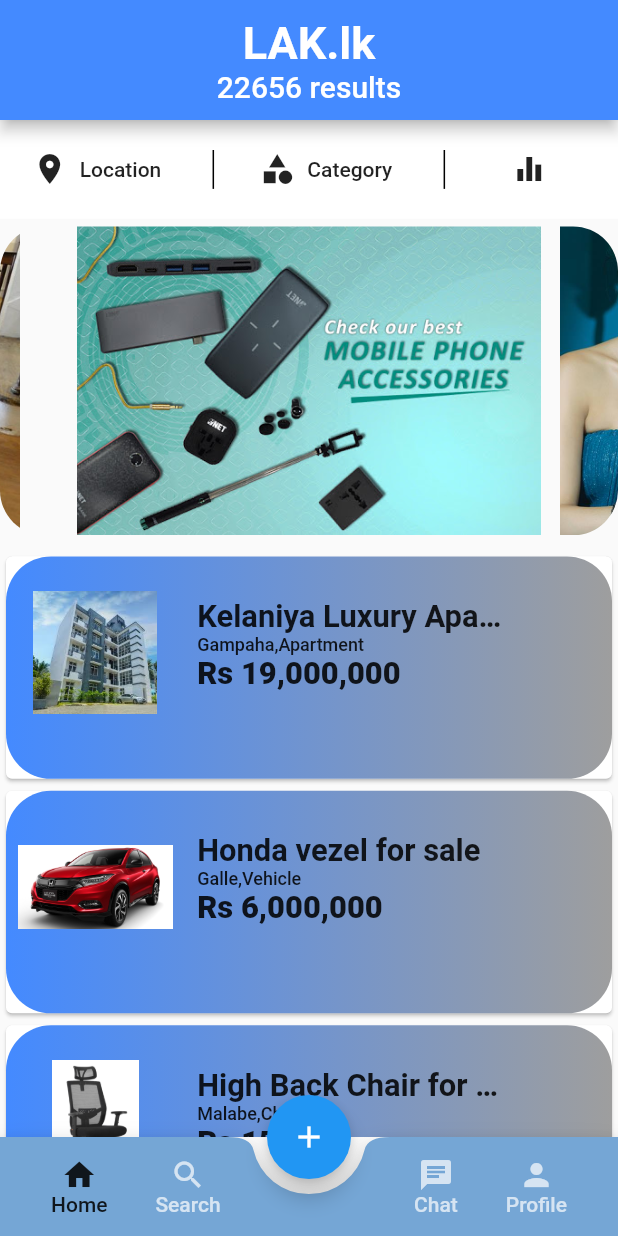
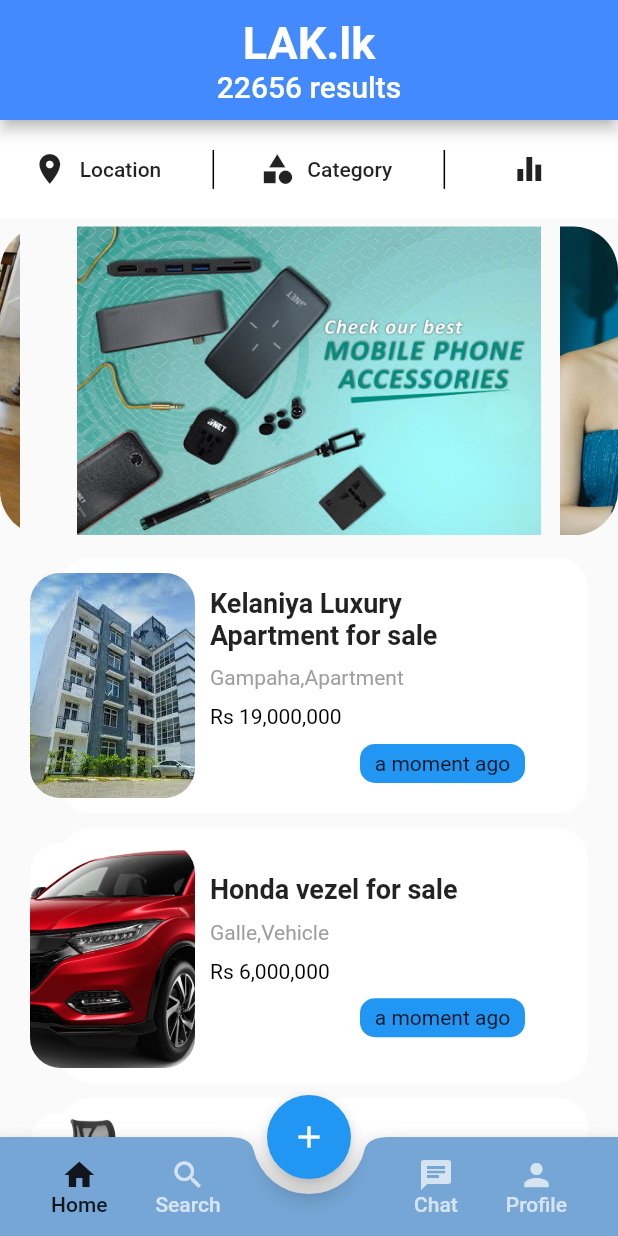
Before and after one commit to hrathnapala/UEEE_Lak, a Flutter app: the screen it shows after launch, on a phone screen of 412 x 824 dp. Run offline on Flutter 3.47's test engine with Material 2 defaults, Android fonts, the phone set to English and light mode, and no system bars; drawn by our look-alikes of carousel_slider.

Commit message:
homepage list view redesigned

```diff
--- a/lib/src/screens/home.dart
+++ b/lib/src/screens/home.dart
@@ -185,73 +185,160 @@ class EachList extends StatelessWidget {
   EachList(this.name, this.location, this.price, this.photo);
   @override
   Widget build(BuildContext context) {
-    return new Card(
-      child: new Container(
+    // return new Card(
+    //   child: new Container(
+    //     decoration: BoxDecoration(
+    //       borderRadius: new BorderRadius.only(
+    //           topLeft: const Radius.circular(30.0),
+    //           topRight: const Radius.circular(30.0),
+    //           bottomLeft: const Radius.circular(30.0),
+    //           bottomRight: const Radius.circular(30.0)),
+    //       gradient: new LinearGradient(
+    //           colors: [Colors.grey, Colors.blueAccent],
+    //           begin: Alignment.centerRight,
+    //           end: Alignment.centerLeft),
+    //     ),
+    //     height: MediaQuery.of(context).size.height * 0.18,
+    //     width: MediaQuery.of(context).size.width,
+    //     padding: EdgeInsets.all(8.0),
+    //     child: new Row(
+    //       mainAxisAlignment: MainAxisAlignment.start,
+    //       crossAxisAlignment: CrossAxisAlignment.start,
+    //       children: <Widget>[
+    //         Padding(
+    //           padding: const EdgeInsets.symmetric(vertical: 15.0),
+    //           child: Image.asset(
+    //             photo,
+    //             height: MediaQuery.of(context).size.height * 0.1,
+    //             width: MediaQuery.of(context).size.width * 0.25,
+    //           ),
+    //         ),
+    //         new Padding(
+    //             padding: EdgeInsets.only(
+    //                 right: MediaQuery.of(context).size.width * 0.04)),
+    //         Padding(
+    //           padding: const EdgeInsets.symmetric(vertical: 20.0),
+    //           child: Container(
+    //             width: MediaQuery.of(context).size.width * 0.5,
+    //             height: MediaQuery.of(context).size.height * 0.1,
+    //             child: Column(
+    //               mainAxisAlignment: MainAxisAlignment.start,
+    //               crossAxisAlignment: CrossAxisAlignment.start,
+    //               children: [
+    //                 new Text(
+    //                   name,
+    //                   style: TextStyle(
+    //                       fontSize: MediaQuery.of(context).size.height * 0.025,
+    //                       fontWeight: FontWeight.bold),
+    //                   overflow: TextOverflow.ellipsis,
+    //                 ),
+    //                 new Text(
+    //                   location,
+    //                   style:
+    //                       TextStyle(fontSize: 12, fontWeight: FontWeight.w500),
+    //                   overflow: TextOverflow.ellipsis,
+    //                 ),
+    //                 new Text(
+    //                   price,
+    //                   overflow: TextOverflow.ellipsis,
+    //                   style: TextStyle(
+    //                       fontSize: MediaQuery.of(context).size.height * 0.025,
+    //                       fontWeight: FontWeight.w900),
+    //                 ),
+    //               ],
+    //             ),
+    //           ),
+    //         )
+    //       ],
+    //     ),
+    //   ),
+    // );
+    return Stack(
+      children: <Widget>[
+        Container(
+          margin: EdgeInsets.fromLTRB(40.0, 5.0, 20.0, 5.0),
+          height: 170.0,
+          width: double.infinity,
           decoration: BoxDecoration(
-          borderRadius: new BorderRadius.only(
-              topLeft: const Radius.circular(30.0),
-              topRight: const Radius.circular(30.0),
-              bottomLeft: const Radius.circular(30.0),
-              bottomRight: const Radius.circular(30.0)),
-          gradient: new LinearGradient(
-              colors: [Colors.grey, Colors.blueAccent],
-              begin: Alignment.centerRight,
-              end: Alignment.centerLeft),
+            color: Colors.white,
+            borderRadius: BorderRadius.circular(20.0),
           ),
-        height: MediaQuery.of(context).size.height * 0.18,
-        width: MediaQuery.of(context).size.width,
-        padding: EdgeInsets.all(8.0),
-        child: new Row(
-          mainAxisAlignment: MainAxisAlignment.start,
+          child: Padding(
+            padding: EdgeInsets.fromLTRB(100.0, 20.0, 20.0, 20.0),
+            child: Column(
+              mainAxisAlignment: MainAxisAlignment.center,
               crossAxisAlignment: CrossAxisAlignment.start,
               children: <Widget>[
-            Padding(
-              padding: const EdgeInsets.symmetric(vertical: 15.0),
-              child: Image.asset(
-                photo,
-                height: MediaQuery.of(context).size.height * 0.1,
-                width: MediaQuery.of(context).size.width * 0.25,
-              ),
-            ),
-            new Padding(
-                padding: EdgeInsets.only(
-                    right: MediaQuery.of(context).size.width * 0.04)),
-            Padding(
-              padding: const EdgeInsets.symmetric(vertical: 20.0),
-              child: Container(
-                width: MediaQuery.of(context).size.width * 0.5,
-                height: MediaQuery.of(context).size.height * 0.1,
-                child: Column(
-                  mainAxisAlignment: MainAxisAlignment.start,
+                Row(
+                  mainAxisAlignment: MainAxisAlignment.spaceBetween,
                   crossAxisAlignment: CrossAxisAlignment.start,
-                  children: [
-                    new Text(
+                  children: <Widget>[
+                    Container(
+                      width: 210.0,
+                      child: Text(
                         name,
                         style: TextStyle(
-                          fontSize: MediaQuery.of(context).size.height * 0.025,
-                          fontWeight: FontWeight.bold),
+                          fontSize: 18.0,
+                          fontWeight: FontWeight.w600,
+                        ),
                         overflow: TextOverflow.ellipsis,
+                        maxLines: 2,
                       ),
-                    new Text(
-                      location,
-                      style:
-                          TextStyle(fontSize: 12, fontWeight: FontWeight.w500),
-                      overflow: TextOverflow.ellipsis,
-                    ),
-                    new Text(
-                      price,
-                      overflow: TextOverflow.ellipsis,
-                      style: TextStyle(
-                          fontSize: MediaQuery.of(context).size.height * 0.025,
-                          fontWeight: FontWeight.w900),
                     ),
                   ],
                 ),
+                SizedBox(height: 10.0),
+                Text(
+                  location,
+                  style: TextStyle(
+                    color: Colors.grey,
                   ),
+                ),
+                SizedBox(height: 10.0),
+                Text(
+                  price,
+                  style: TextStyle(
+                    color: Colors.black,
+                  ),
+                ),
+                SizedBox(height: 10.0),
+                Row(
+                  children: <Widget>[
+                    SizedBox(width: 100.0),
+                    Container(
+                      padding: EdgeInsets.all(5.0),
+                      width: 110.0,
+                      decoration: BoxDecoration(
+                        color: Theme.of(context).accentColor,
+                        borderRadius: BorderRadius.circular(10.0),
+                      ),
+                      alignment: Alignment.center,
+                      child: Text(
+                        'a moment ago',
+                      ),
+                    ),
+                  ],
                 )
               ],
             ),
           ),
+        ),
+        Positioned(
+          left: 20.0,
+          top: 15.0,
+          bottom: 15.0,
+          child: ClipRRect(
+            borderRadius: BorderRadius.circular(20.0),
+            child: Image(
+              width: 110.0,
+              image: AssetImage(
+                photo,
+              ),
+              fit: BoxFit.cover,
+            ),
+          ),
+        ),
+      ],
     );
   }
 }
--- a/lib/src/screens/homepage.dart
+++ b/lib/src/screens/homepage.dart
@@ -31,6 +31,8 @@ class _HomepageState extends State<Homepage> {
         onPressed: () {},
       ),
       floatingActionButtonLocation: FloatingActionButtonLocation.centerDocked,
+      //this line is added to avoid moving floating action button
+      resizeToAvoidBottomPadding: false,
       bottomNavigationBar: BottomAppBar(
         color: Color(0xff75A6D5),
         shape: CircularNotchedRectangle(),
```
Lines whose indentation alone changed are shown as unchanged.
